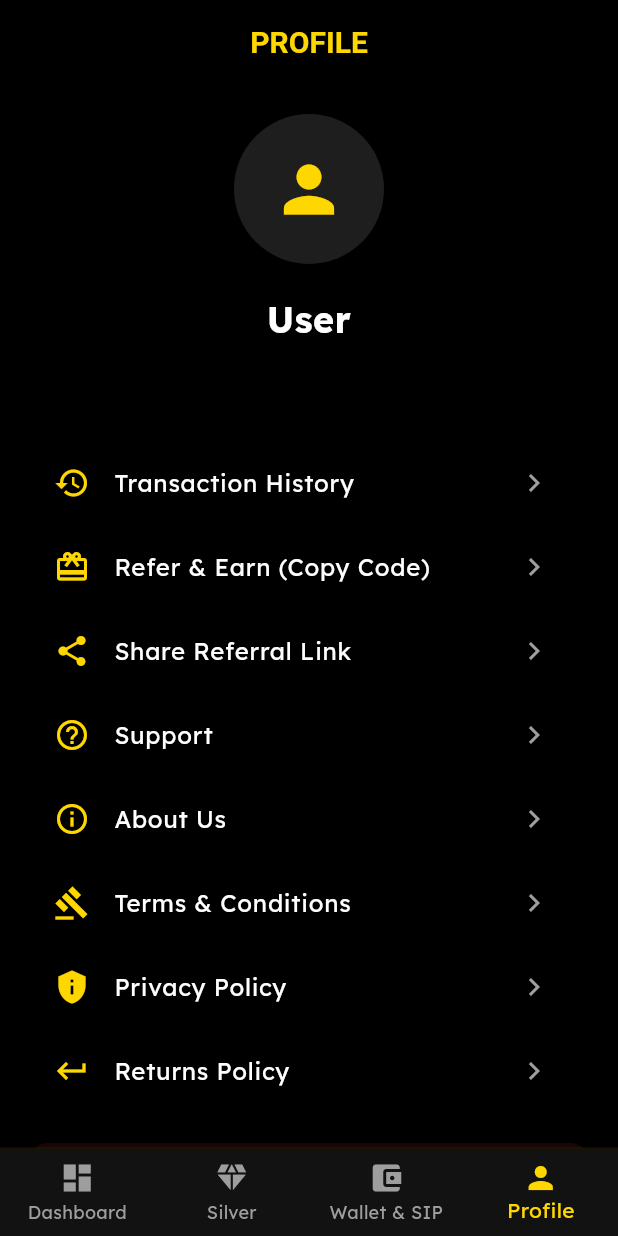
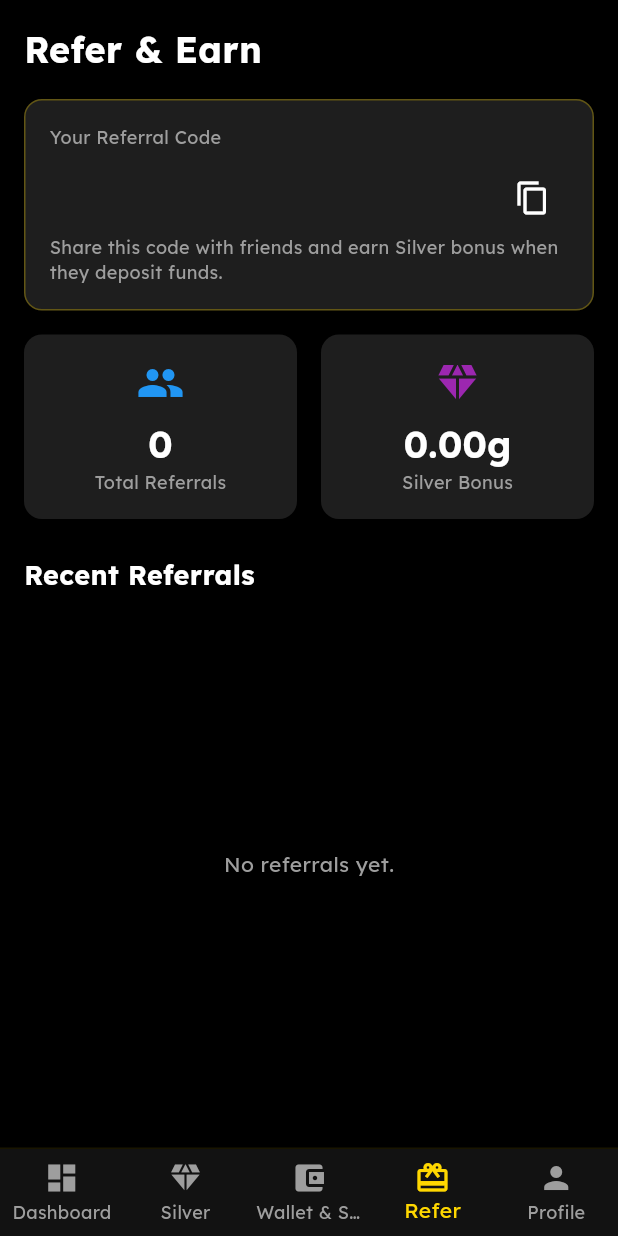
Before and after one commit to alsoltech62/gold_app, a Flutter app: the MainNavScreen screen opened directly, item 4 of the bottom bar chosen, on a phone screen of 412 x 824 dp. Run offline on Flutter 3.47's test engine with Material 3 defaults, Android fonts, the phone set to English and light mode, and no system bars; our stand-ins replace firebase_core, firebase_messaging, flutter_animate, flutter_local_notifications, google_fonts, share_plus and 1 more; missing offline and left inert: razorpay_flutter; accounts and stored records are empty; network calls fail; statements that could not run were skipped.

Commit message:
new chnages

```diff
--- a/lib/screens/main_nav_screen.dart
+++ b/lib/screens/main_nav_screen.dart
@@ -5,6 +5,7 @@ import 'dashboard/dashboard_screen.dart';
 import 'silver/silver_screen.dart';
 import 'wallet/wallet_screen.dart';
 import 'profile/profile_screen.dart';
+import 'refer_screen.dart'; // We will create this
 
 class MainNavScreen extends StatefulWidget {
   const MainNavScreen({super.key});
@@ -20,7 +21,8 @@ class _MainNavScreenState extends State<MainNavScreen> {
     const DashboardScreen(),
     const SilverScreen(),
     const WalletScreen(),
-    const ProfileScreen(),
+    const ReferScreen(), // Fixed Refer screen
+    const ProfileScreen(), // Profile
   ];
 
   @override
@@ -56,6 +58,10 @@ class _MainNavScreenState extends State<MainNavScreen> {
               label: 'Wallet & SIP',
             ),
             BottomNavigationBarItem(
+              icon: Icon(Icons.card_giftcard),
+              label: 'Refer',
+            ),
+            BottomNavigationBarItem(
               icon: Icon(Icons.person),
               label: 'Profile',
             ),
--- /dev/null
+++ b/lib/screens/refer_screen.dart
@@ -0,0 +1,165 @@
+import 'package:flutter/material.dart';
+import 'package:provider/provider.dart';
+import '../providers/auth_provider.dart';
+import 'package:http/http.dart' as http;
+import 'dart:convert';
+import 'package:flutter/services.dart';
+
+class ReferScreen extends StatefulWidget {
+  const ReferScreen({super.key});
+
+  @override
+  State<ReferScreen> createState() => _ReferScreenState();
+}
+
+class _ReferScreenState extends State<ReferScreen> {
+  bool _isLoading = true;
+  int _totalReferrals = 0;
+  double _totalSilverBonus = 0;
+  List<dynamic> _referredUsers = [];
+
+  @override
+  void initState() {
+    super.initState();
+    _fetchReferralStats();
+  }
+
+  Future<void> _fetchReferralStats() async {
+    try {
+      final token = context.read<AuthProvider>().token;
+      final response = await http.get(
+        Uri.parse('https://gold.alsoltech.in/api/user/referral_stats.php'),
+        headers: {'Authorization': 'Bearer $token'},
+      );
+
+      final data = json.decode(response.body);
+      if (data['success']) {
+        setState(() {
+          _totalReferrals = data['data']['total_referrals'] ?? 0;
+          _totalSilverBonus = (data['data']['total_silver_bonus'] ?? 0).toDouble();
+          _referredUsers = data['data']['referred_users'] ?? [];
+        });
+      }
+    } catch (e) {
+      debugPrint('Error fetching referral stats: $e');
+    } finally {
+      setState(() {
+        _isLoading = false;
+      });
+    }
+  }
+
+  @override
+  Widget build(BuildContext context) {
+    final user = context.watch<AuthProvider>().user;
+    final referralCode = user?['mobile'] ?? '';
+
+    if (_isLoading) {
+      return const Center(child: CircularProgressIndicator(color: Color(0xFFFFD700)));
+    }
+
+    return SafeArea(
+      child: Padding(
+        padding: const EdgeInsets.all(16.0),
+        child: Column(
+          crossAxisAlignment: CrossAxisAlignment.start,
+          children: [
+            const Text('Refer & Earn', style: TextStyle(fontSize: 24, fontWeight: FontWeight.bold, color: Colors.white)),
+            const SizedBox(height: 16),
+
+            Container(
+              padding: const EdgeInsets.all(16),
+              decoration: BoxDecoration(
+                color: const Color(0xFF1E1E1E),
+                borderRadius: BorderRadius.circular(12),
+                border: Border.all(color: const Color(0xFFFFD700).withOpacity(0.3)),
+              ),
+              child: Column(
+                crossAxisAlignment: CrossAxisAlignment.start,
+                children: [
+                  const Text('Your Referral Code', style: TextStyle(color: Colors.grey, fontSize: 12)),
+                  const SizedBox(height: 8),
+                  Row(
+                    mainAxisAlignment: MainAxisAlignment.spaceBetween,
+                    children: [
+                      Text(referralCode, style: const TextStyle(fontSize: 20, fontWeight: FontWeight.bold, color: Color(0xFFFFD700), letterSpacing: 2)),
+                      IconButton(
+                        icon: const Icon(Icons.copy, color: Colors.white),
+                        onPressed: () {
+                          Clipboard.setData(ClipboardData(text: referralCode));
+                          ScaffoldMessenger.of(context).showSnackBar(const SnackBar(content: Text('Referral Code Copied!')));
+                        },
+                      ),
+                    ],
+                  ),
+                  const Text('Share this code with friends and earn Silver bonus when they deposit funds.', style: TextStyle(color: Colors.grey, fontSize: 12)),
+                ],
+              ),
+            ),
+
+            const SizedBox(height: 16),
+
+            Row(
+              children: [
+                Expanded(
+                  child: Container(
+                    padding: const EdgeInsets.all(16),
+                    decoration: BoxDecoration(color: const Color(0xFF1E1E1E), borderRadius: BorderRadius.circular(12)),
+                    child: Column(
+                      children: [
+                        const Icon(Icons.people, color: Colors.blue, size: 32),
+                        const SizedBox(height: 8),
+                        Text(_totalReferrals.toString(), style: const TextStyle(fontSize: 24, fontWeight: FontWeight.bold, color: Colors.white)),
+                        const Text('Total Referrals', style: TextStyle(color: Colors.grey, fontSize: 12)),
+                      ],
+                    ),
+                  ),
+                ),
+                const SizedBox(width: 16),
+                Expanded(
+                  child: Container(
+                    padding: const EdgeInsets.all(16),
+                    decoration: BoxDecoration(color: const Color(0xFF1E1E1E), borderRadius: BorderRadius.circular(12)),
+                    child: Column(
+                      children: [
+                        const Icon(Icons.diamond, color: Colors.purple, size: 32),
+                        const SizedBox(height: 8),
+                        Text('${_totalSilverBonus.toStringAsFixed(2)}g', style: const TextStyle(fontSize: 24, fontWeight: FontWeight.bold, color: Colors.white)),
+                        const Text('Silver Bonus', style: TextStyle(color: Colors.grey, fontSize: 12)),
+                      ],
+                    ),
+                  ),
+                ),
+              ],
+            ),
+
+            const SizedBox(height: 24),
+            const Text('Recent Referrals', style: TextStyle(fontSize: 18, fontWeight: FontWeight.bold, color: Colors.white)),
+            const SizedBox(height: 8),
+
+            Expanded(
+              child: _referredUsers.isEmpty
+                  ? const Center(child: Text('No referrals yet.', style: TextStyle(color: Colors.grey)))
+                  : ListView.builder(
+                      itemCount: _referredUsers.length,
+                      itemBuilder: (context, index) {
+                        final u = _referredUsers[index];
+                        return ListTile(
+                          contentPadding: EdgeInsets.zero,
+                          leading: CircleAvatar(
+                            backgroundColor: const Color(0xFF1E1E1E),
+                            child: Text(u['name'][0].toUpperCase(), style: const TextStyle(color: Color(0xFFFFD700))),
+                          ),
+                          title: Text(u['name'], style: const TextStyle(color: Colors.white)),
+                          subtitle: Text('Joined: ${u['created_at'].split(' ')[0]}', style: const TextStyle(color: Colors.grey, fontSize: 12)),
+                          trailing: const Text('Active', style: TextStyle(color: Colors.green, fontSize: 12, fontWeight: FontWeight.bold)),
+                        );
+                      },
+                    ),
+            ),
+          ],
+        ),
+      ),
+    );
+  }
+}
--- a/pubspec.yaml
+++ b/pubspec.yaml
@@ -79,9 +79,8 @@ flutter:
   uses-material-design: true
 
   # To add assets to your application, add an assets section, like this:
-  # assets:
-  #   - images/a_dot_burr.jpeg
-  #   - images/a_dot_ham.jpeg
+  assets:
+    - assets/images/logo.png
 
   # An image asset can refer to one or more resolution-specific "variants", see
   # https://flutter.dev/to/resolution-aware-images
```
Also changed, not shown: lib/screens/splash_screen.dart (+4 -4 lines), lib/screens/wallet/wallet_screen.dart (+60 -1 lines), assets/images/logo.png (added).
